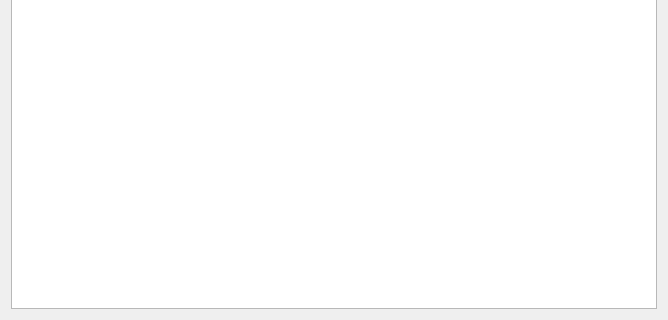
Old version of the form front/EditPrefSkel.ui in the repository Erotemic/hotspotter; both pictures show x 0 to 668 and y 210 to 530 of the 668 by 530 pixel window.
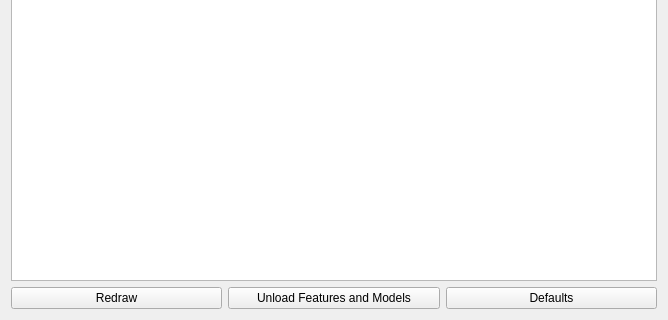
New version of the form.

Commit message: ENH: Added default pref, redraw, and unload features buttons, fixed a drawing issue with too few features

What changed in the file:
```diff
--- a/front/EditPrefSkel.ui
+++ b/front/EditPrefSkel.ui
@@ -17,6 +17,31 @@
    <item>
     <widget class="QTreeView" name="prefTreeView"/>
    </item>
+   <item>
+    <layout class="QHBoxLayout" name="horizontalLayout">
+     <item>
+      <widget class="QPushButton" name="redrawBUT">
+       <property name="text">
+        <string>Redraw</string>
+       </property>
+      </widget>
+     </item>
+     <item>
+      <widget class="QPushButton" name="unloadFeaturesAndModelsBUT">
+       <property name="text">
+        <string>Unload Features and Models</string>
+       </property>
+      </widget>
+     </item>
+     <item>
+      <widget class="QPushButton" name="defaultPrefsBUT">
+       <property name="text">
+        <string>Defaults</string>
+       </property>
+      </widget>
+     </item>
+    </layout>
+   </item>
   </layout>
  </widget>
  <resources/>
```
The commit also changes 12 other files.
